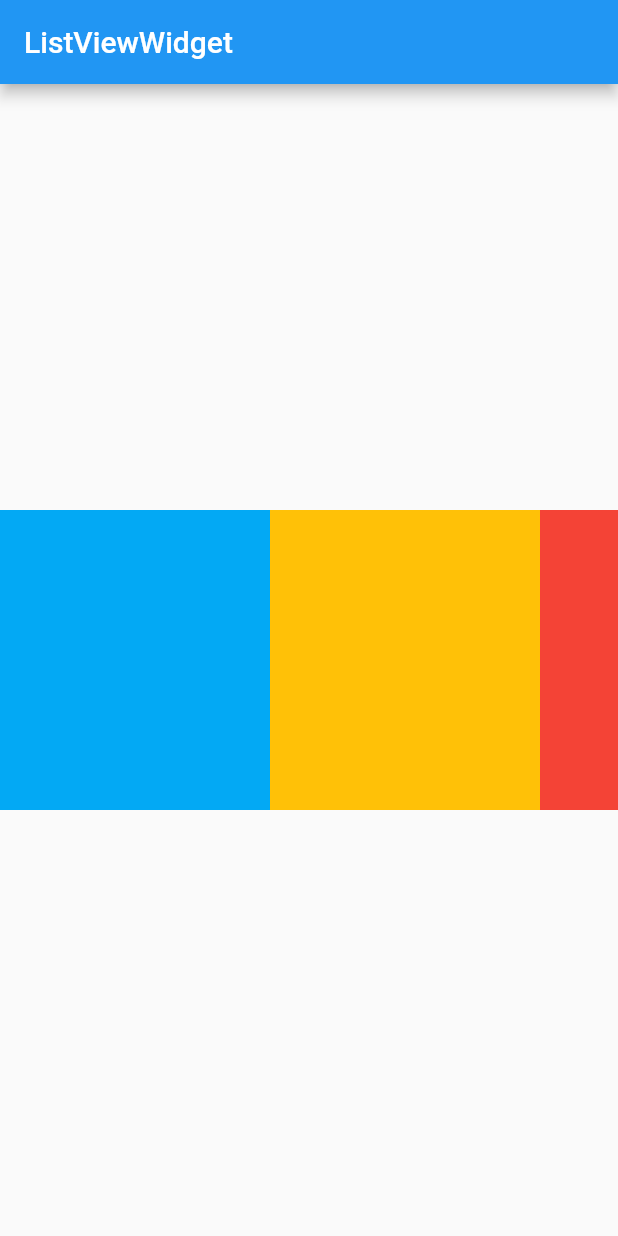
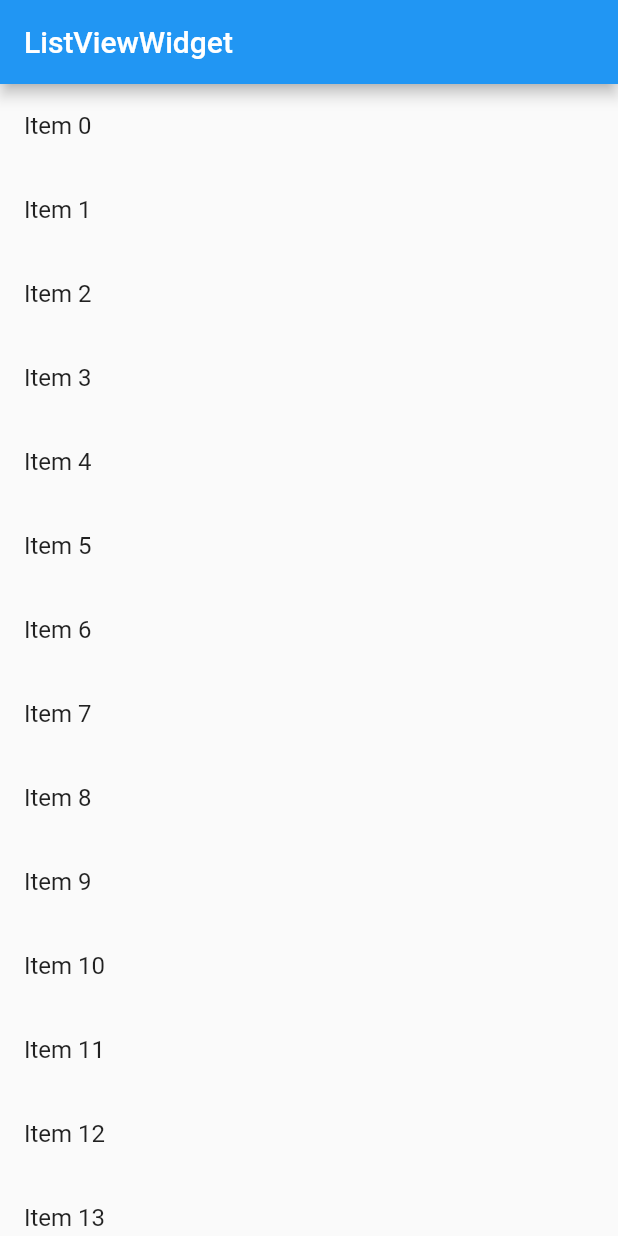
Before and after one commit to jinhuizxc/flutter-toturial, a Flutter app: the screen it shows after launch, on a phone screen of 412 x 824 dp. Run offline on Flutter 3.47's test engine with Material 2 defaults, Android fonts, the phone set to English and light mode, and no system bars.

Commit message:
动态列表的使用

```diff
--- a/lib/main.dart
+++ b/lib/main.dart
@@ -1,9 +1,19 @@
 import 'package:flutter/material.dart';
 
-void main() => runApp(MyApp());
+void main() => runApp(MyApp(
+  // 传递数据
+  // 生成器 .generate(length, generator)
+  items: new List<String>.generate(1000, (i) => 'Item $i')
+));
 
 
 class MyApp extends StatelessWidget {
+
+  // 接收参数
+  List<String> items;
+  // 构造方法
+//  MyApp({Key key, @required this.items}):super(key:key);
+  MyApp({Key key, @required this.items});
 
   @override
   Widget build(BuildContext context) {
@@ -13,12 +23,13 @@ class MyApp extends StatelessWidget {
             appBar: AppBar(
               title: Text("ListViewWidget"),
             ),
-            body: Center(
-              child: Container(
-                height: 200.0,
-                child: MyList1(),
-              ),
-//                child: MyList2()
+            body: new ListView.builder(
+                itemCount: items.length,
+                itemBuilder: (context, index){
+                  return new ListTile(
+                    title: new Text('${items[index]}'),
+                  );
+                },
             )
         )
     );
@@ -26,6 +37,15 @@ class MyApp extends StatelessWidget {
 
 }
 
+/**
+ * Center(
+    child: Container(
+    height: 200.0,
+    child: MyList1(),
+    ),
+    //                child: MyList2()
+    )
+ */
 class MyList1 extends StatelessWidget{
 
   @override
```
Also changed, not shown: 1 other file.
